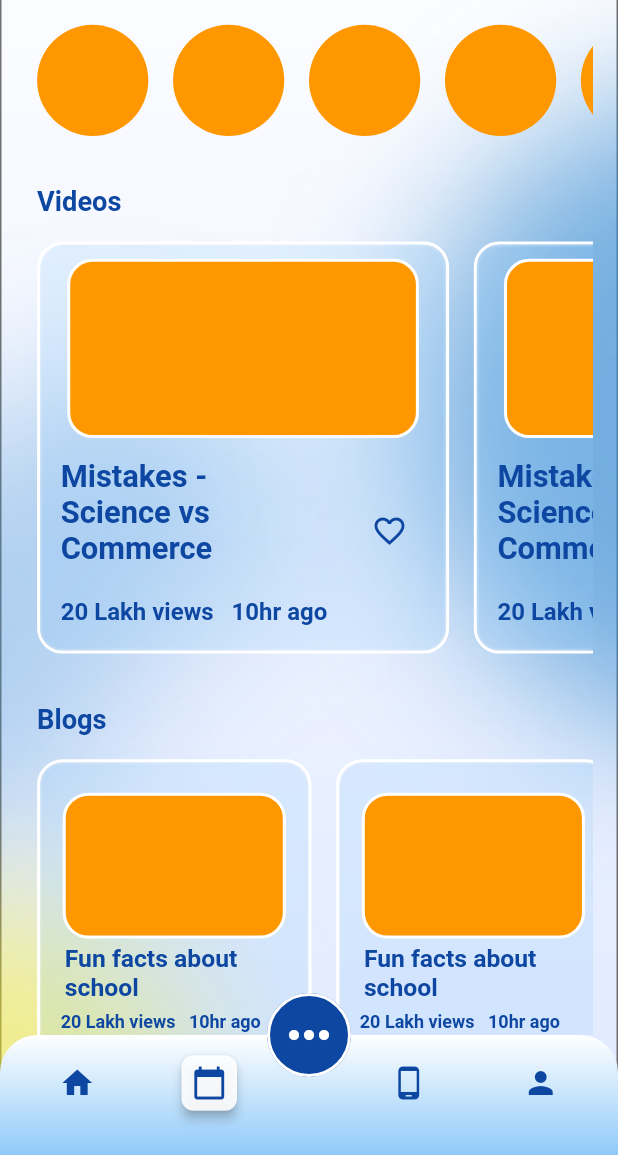
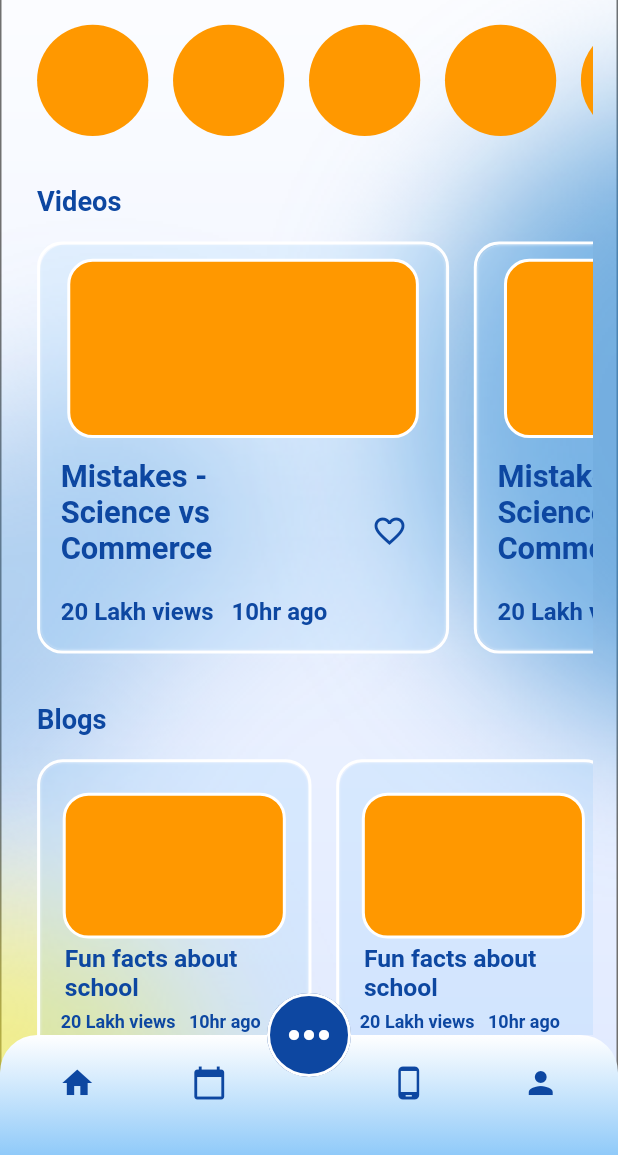
Before and after one commit to Ctrl-Alt-Eliiiteee/Mentor-Match, a Flutter app: the NavBar screen opened directly, item 2 of the bottom bar chosen, after a tap on the "keyboard control" icon, on a phone screen of 412 x 824 dp, the part 81-1236 px from its top. Run offline on Flutter 3.47's test engine with Material 2 defaults, Android fonts, the phone set to English and light mode, and no system bars; our stand-ins replace carousel_slider, chewie, cloud_firestore, device_preview, firebase_auth, firebase_core and 4 more; accounts and stored records are empty.

Commit message:
NavBar update

```diff
--- a/lib/Pages/Navbar.dart
+++ b/lib/Pages/Navbar.dart
@@ -19,6 +19,8 @@ class NavBar extends StatefulWidget {
 int _index = 0;
 bool _floatingButtonClicked = false;
 Color _floatingColor = Colors.blue[100];
+Color _cardColor = Colors.white.withOpacity(0.9);
+double _elevation = 3;
 
 class _NavBarState extends State<NavBar> {
   @override
@@ -60,6 +62,8 @@ class _NavBarState extends State<NavBar> {
             backgroundColor: _floatingColor,
             onPressed: () {
               setState(() {
+                _cardColor = Colors.transparent;
+                _elevation = 0;
                 _floatingColor = Colors.blue[900];
                 _floatingButtonClicked = true;
               });
@@ -128,8 +132,8 @@ class _NavBarState extends State<NavBar> {
                                   shape: RoundedRectangleBorder(
                                       borderRadius:
                                           BorderRadius.all(Radius.circular(8))),
-                                  color: Colors.white.withOpacity(0.9),
-                                  elevation: 3,
+                                  color: _cardColor,
+                                  elevation: _elevation,
                                   child: Icon(
                                     Icons.home,
                                   ),
@@ -151,8 +155,8 @@ class _NavBarState extends State<NavBar> {
                                     shape: RoundedRectangleBorder(
                                         borderRadius: BorderRadius.all(
                                             Radius.circular(8))),
-                                    color: Colors.white.withOpacity(0.9),
-                                    elevation: 3,
+                                    color: _cardColor,
+                                    elevation: _elevation,
                                     child: Icon(
                                       Icons.calendar_today,
                                     ),
@@ -173,8 +177,8 @@ class _NavBarState extends State<NavBar> {
                                     shape: RoundedRectangleBorder(
                                         borderRadius: BorderRadius.all(
                                             Radius.circular(8))),
-                                    color: Colors.white.withOpacity(0.9),
-                                    elevation: 3,
+                                    color: _cardColor,
+                                    elevation: _elevation,
                                     child: Icon(
                                       Icons.phone_android,
                                     ),
@@ -195,8 +199,8 @@ class _NavBarState extends State<NavBar> {
                                   shape: RoundedRectangleBorder(
                                       borderRadius:
                                           BorderRadius.all(Radius.circular(8))),
-                                  color: Colors.white.withOpacity(0.9),
-                                  elevation: 3,
+                                  color: _cardColor,
+                                  elevation: _elevation,
                                   child: Icon(
                                     Icons.person,
                                   ),
@@ -210,6 +214,8 @@ class _NavBarState extends State<NavBar> {
                       _floatingButtonClicked = false;
                       _floatingColor = Colors.blue[100];
                       _index = value;
+                      _cardColor = Colors.white.withOpacity(0.9);
+                      _elevation = 3;
                     });
                   },
                 ),
--- a/lib/main.dart
+++ b/lib/main.dart
@@ -1,6 +1,5 @@
 import 'dart:async';
 import 'package:flutter/cupertino.dart';
-import 'package:flutter/foundation.dart';
 import 'package:flutter/material.dart';
 import 'package:mentor_match_app/Pages/Navbar.dart';
 import 'Login.dart';
@@ -13,6 +12,7 @@ import 'package:device_preview/device_preview.dart';
 String acc = '';
 bool seen;
 String email;
+
 Future main() async {
   WidgetsFlutterBinding.ensureInitialized();
   await Firebase.initializeApp();
```
